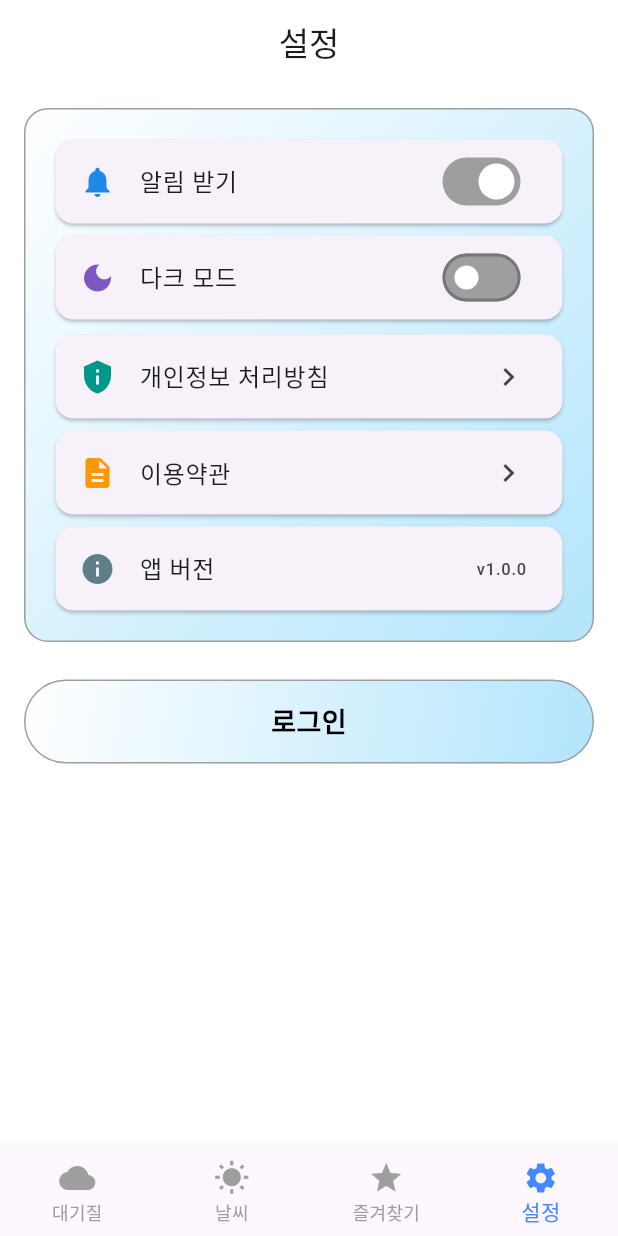
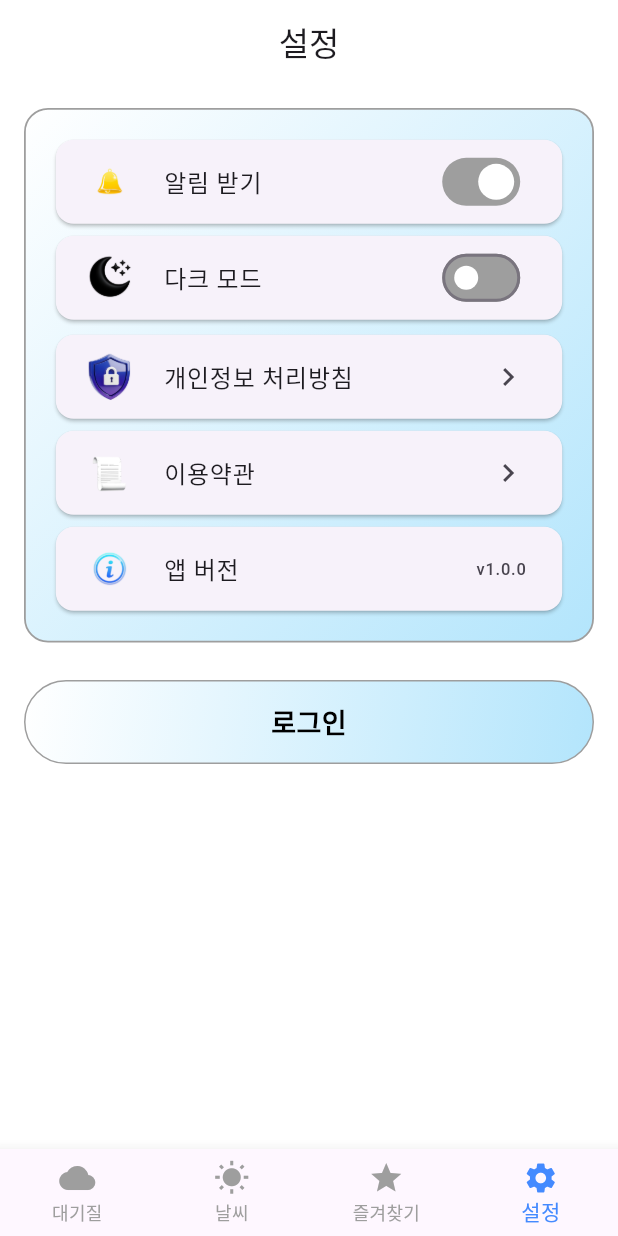
Before and after one commit to jeonghunlee99/airquality, a Flutter app: the screen it shows after launch, item 4 of the bottom bar chosen, on a phone screen of 412 x 824 dp. Run offline on Flutter 3.47's test engine with Material 3 defaults, Android fonts, the phone set to English and light mode, and no system bars; our stand-ins replace cloud_firestore, dio, firebase_auth, firebase_core, flutter_riverpod, geolocator and 2 more; missing offline and left inert: proj4dart; accounts and stored records are empty.

Commit message:
설정 아이콘 추가

```diff
--- a/lib/setting_page/setting_screen.dart
+++ b/lib/setting_page/setting_screen.dart
@@ -14,9 +14,10 @@ class SettingsScreen extends ConsumerWidget {
     final authState = ref.watch(authStateProvider);
 
     return Scaffold(
-      backgroundColor: Theme.of(context).brightness == Brightness.light
-          ? Colors.white
-          : Theme.of(context).scaffoldBackgroundColor,
+      backgroundColor:
+          Theme.of(context).brightness == Brightness.light
+              ? Colors.white
+              : Theme.of(context).scaffoldBackgroundColor,
       appBar: AppBar(
         title: const Text("설정"),
         elevation: 0,
@@ -37,44 +38,41 @@ class SettingsScreen extends ConsumerWidget {
                 begin: Alignment.topLeft,
                 end: Alignment.bottomRight,
               ),
-              border: Border.all(color: Colors.grey, width: 1),
+              border: Border.all(color: Colors.grey, width: 1.2),
               borderRadius: BorderRadius.circular(16),
             ),
             child: Column(
               children: [
                 _buildSwitchTile(
-                  icon: Icons.notifications,
-                  iconColor: Colors.blue.shade600,
+                  imagePath: "assets/bell_icon.png",
                   title: "알림 받기",
                   value: true,
                   onChanged: (val) {},
                 ),
                 _buildSwitchTile(
-                  icon: Icons.dark_mode,
-                  iconColor: Colors.deepPurple.shade400,
+                  imagePath: ref.watch(themeModeProvider) == ThemeMode.dark
+                      ? "assets/light_mod_icon.png"
+                      : "assets/dark_mod_icon.png",
                   title: "다크 모드",
                   value: ref.watch(themeModeProvider) == ThemeMode.dark,
                   onChanged: (val) {
                     ref.read(themeModeProvider.notifier).state =
-                        val ? ThemeMode.dark : ThemeMode.light;
+                    val ? ThemeMode.dark : ThemeMode.light;
                   },
                 ),
                 const SizedBox(height: 2),
                 _buildSettingTile(
-                  icon: Icons.privacy_tip,
-                  iconColor: Colors.teal,
+                  imagePath: "assets/privacy_policy_icon.png",
                   title: "개인정보 처리방침",
                   onTap: () {},
                 ),
                 _buildSettingTile(
-                  icon: Icons.description,
-                  iconColor: Colors.orange,
+                  imagePath: "assets/tc_icon.png",
                   title: "이용약관",
                   onTap: () {},
                 ),
                 _buildSettingTile(
-                  icon: Icons.info,
-                  iconColor: Colors.blueGrey,
+                  imagePath: "assets/app_info_icon.png",
                   title: "앱 버전",
                   trailing: const Text(
                     "v1.0.0",
@@ -153,8 +151,7 @@ class SettingsScreen extends ConsumerWidget {
   }
 
   Widget _buildSwitchTile({
-    required IconData icon,
-    required Color iconColor,
+    required String imagePath,
     required String title,
     required bool value,
     required ValueChanged<bool> onChanged,
@@ -167,7 +164,11 @@ class SettingsScreen extends ConsumerWidget {
       shape: RoundedRectangleBorder(borderRadius: BorderRadius.circular(12)),
       elevation: 1,
       child: SwitchListTile(
-        secondary: Icon(icon, color: iconColor),
+        secondary: SizedBox(
+          width: 40,
+          height: 40,
+          child: Image.asset(imagePath),
+        ),
         title: Text(title, style: const TextStyle(fontWeight: FontWeight.w500)),
         value: value,
         onChanged: onChanged,
@@ -180,8 +181,7 @@ class SettingsScreen extends ConsumerWidget {
   }
 
   Widget _buildSettingTile({
-    required IconData icon,
-    required Color iconColor,
+    required String imagePath,
     required String title,
     Widget? trailing,
     VoidCallback? onTap,
@@ -190,7 +190,11 @@ class SettingsScreen extends ConsumerWidget {
       shape: RoundedRectangleBorder(borderRadius: BorderRadius.circular(12)),
       elevation: 1,
       child: ListTile(
-        leading: Icon(icon, color: iconColor),
+        leading: SizedBox(
+          width: 40,
+          height: 40,
+          child: Image.asset(imagePath),
+        ),
         title: Text(title, style: const TextStyle(fontWeight: FontWeight.w500)),
         trailing: trailing ?? const Icon(Icons.chevron_right),
         onTap: onTap,
```
Also changed, not shown: pubspec.yaml (+4 -3 lines), assets/app_info_icon.png (added), assets/bell_icon.png (added), assets/dark_mod_icon.png (added), assets/light_mod_icon.png (added), assets/privacy_policy_icon.png (added), assets/tc_icon.png (added), pubspec.lock.
